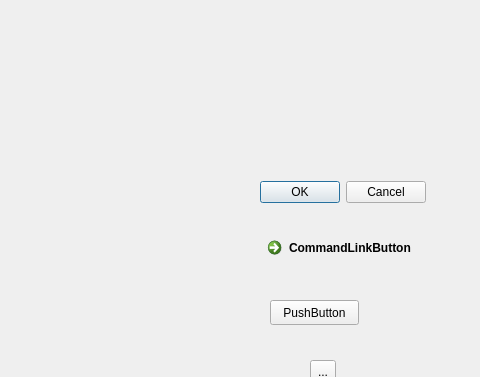
Before: the Qt Designer form code/0.qtTest/qtTest/widget.ui in vistar-terry/Qt-Learning, drawn with Qt 5; both pictures show x 0 to 480 and y 0 to 377 of the 800 by 600 pixel window.
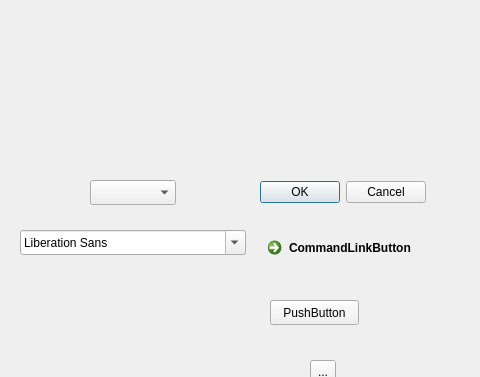
After: the same form once the commit is applied.

```diff
--- a/code/0.qtTest/qtTest/widget.ui
+++ b/code/0.qtTest/qtTest/widget.ui
@@ -113,6 +113,26 @@
    </property>
    <layout class="QFormLayout" name="formLayout"/>
   </widget>
+  <widget class="QComboBox" name="comboBox">
+   <property name="geometry">
+    <rect>
+     <x>90</x>
+     <y>180</y>
+     <width>86</width>
+     <height>25</height>
+    </rect>
+   </property>
+  </widget>
+  <widget class="QFontComboBox" name="fontComboBox">
+   <property name="geometry">
+    <rect>
+     <x>20</x>
+     <y>230</y>
+     <width>226</width>
+     <height>25</height>
+    </rect>
+   </property>
+  </widget>
  </widget>
  <resources/>
  <connections/>
```
